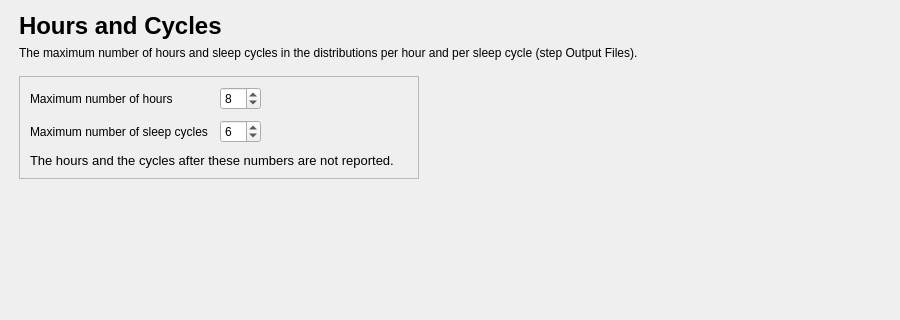
The window that tools/CEAMSTools/PowerSpectralAnalysis/HoursCyclesStep/Ui_HoursCyclesStep.ui (SnoozToolbox/snooz-package-ceams) describes before a commit, drawn with Qt 5; both pictures show x 0 to 900 and y 0 to 320 of the 900 by 700 pixel window.
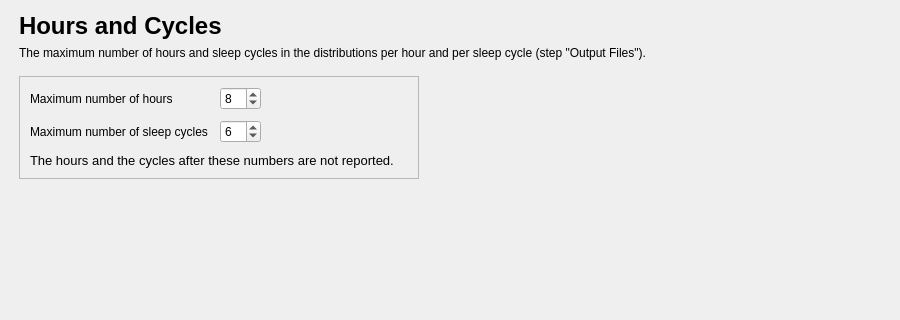
The same window after the commit.

```diff
--- a/tools/CEAMSTools/PowerSpectralAnalysis/HoursCyclesStep/Ui_HoursCyclesStep.ui
+++ b/tools/CEAMSTools/PowerSpectralAnalysis/HoursCyclesStep/Ui_HoursCyclesStep.ui
@@ -85,7 +85,7 @@
           <item>
            <widget class="QLabel" name="subtitle_label">
             <property name="text">
-             <string>The maximum number of hours and sleep cycles in the distributions per hour and per sleep cycle (step Output Files).</string>
+             <string>The maximum number of hours and sleep cycles in the distributions per hour and per sleep cycle (step "Output Files").</string>
             </property>
             <property name="wordWrap">
              <bool>true</bool>
```
